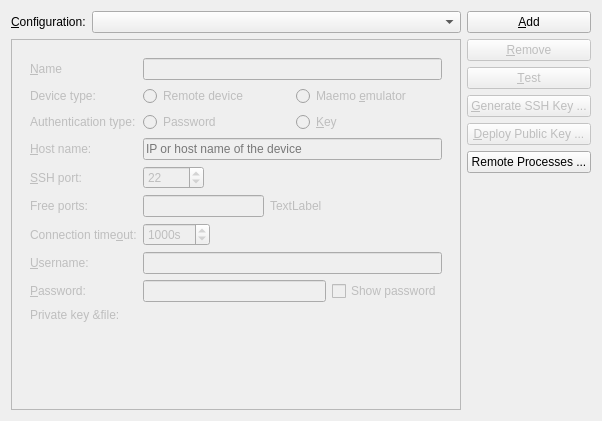
qt-creator/qt-creator, file src/plugins/qt4projectmanager/qt-maemo/maemodeviceconfigurationssettingswidget.ui: the form before one commit.
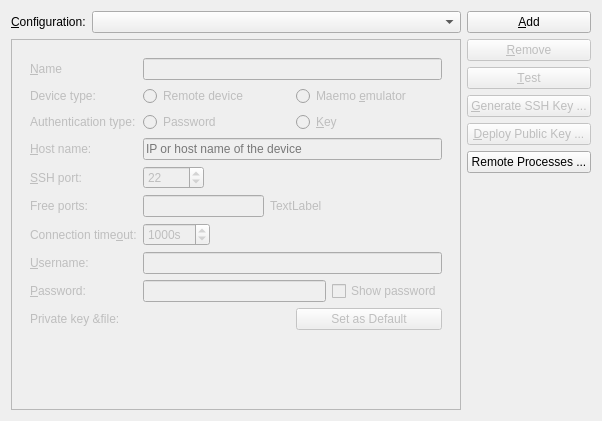
The form after the commit. Custom widgets are drawn as their Qt base class.

Commit message:
Maemo: Let user set default key file.
Task-number: QTCREATORBUG-3276

What changed in the file:
```diff
--- a/src/plugins/qt4projectmanager/qt-maemo/maemodeviceconfigurationssettingswidget.ui
+++ b/src/plugins/qt4projectmanager/qt-maemo/maemodeviceconfigurationssettingswidget.ui
@@ -67,9 +67,6 @@
            </sizepolicy>
           </property>
           <layout class="QFormLayout" name="formLayout_2">
-           <property name="fieldGrowthPolicy">
-            <enum>QFormLayout::AllNonFixedFieldsGrow</enum>
-           </property>
            <item row="0" column="0">
             <widget class="QLabel" name="deviceNameLabel">
              <property name="text">
@@ -333,7 +330,18 @@
             </widget>
            </item>
            <item row="9" column="1">
-            <widget class="Utils::PathChooser" name="keyFileLineEdit" native="true"/>
+            <layout class="QHBoxLayout" name="horizontalLayout_8">
+             <item>
+              <widget class="Utils::PathChooser" name="keyFileLineEdit" native="true"/>
+             </item>
+             <item>
+              <widget class="QPushButton" name="makeKeyFileDefaultButton">
+               <property name="text">
+                <string>Set as Default</string>
+               </property>
+              </widget>
+             </item>
+            </layout>
            </item>
           </layout>
          </widget>
```
The commit also changes 4 other files.
